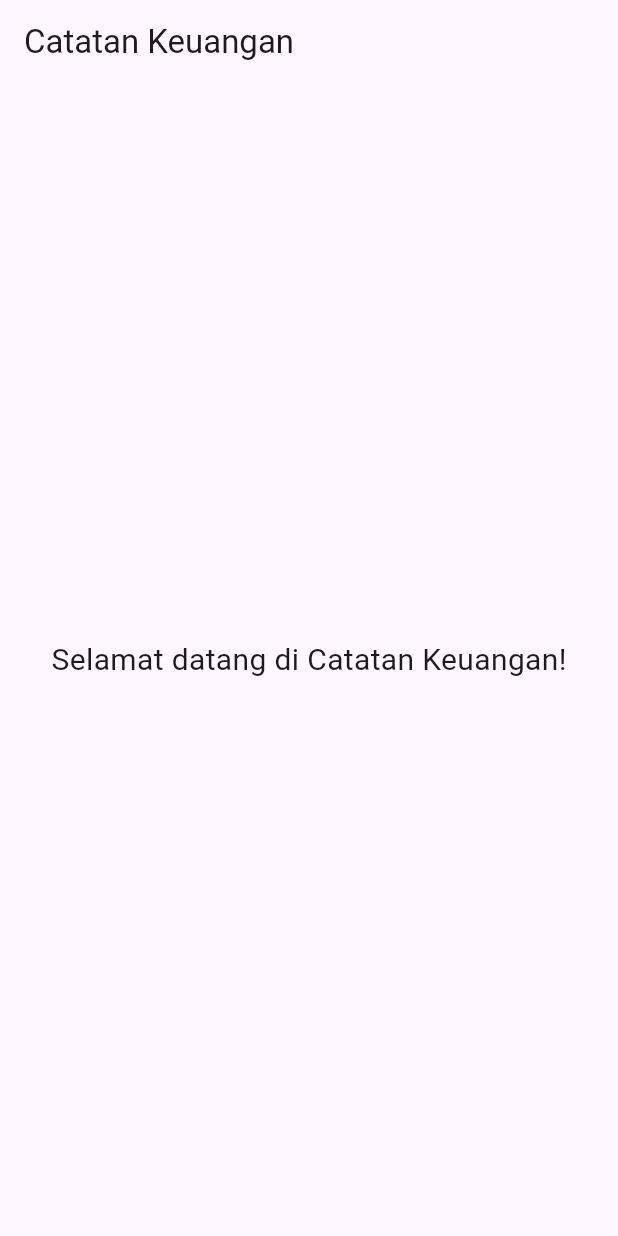
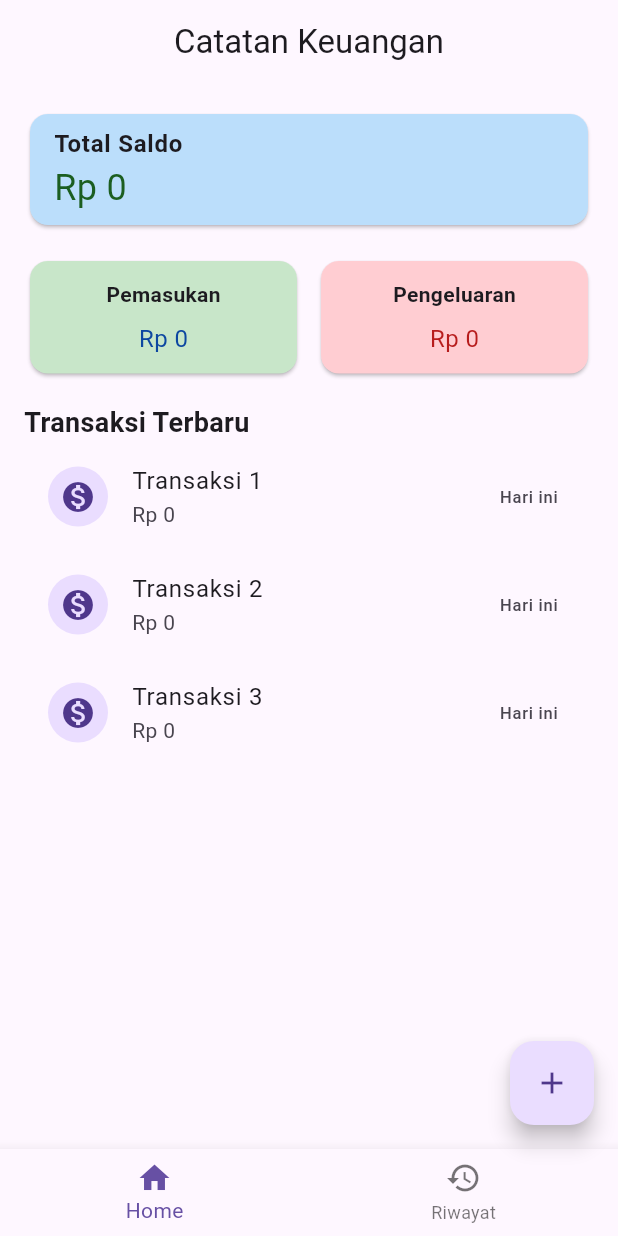
Before and after one commit to Slmnalfrs/catatan_keuangan, a Flutter app: the screen it shows after launch, on a phone screen of 412 x 824 dp. Run offline on Flutter 3.47's test engine with Material 3 defaults, Android fonts, the phone set to English and light mode, and no system bars.

Commit message:
UI awal home page dan menambahkan bottom

```diff
--- a/lib/pages/home_page.dart
+++ b/lib/pages/home_page.dart
@@ -1,17 +1,107 @@
 import 'package:flutter/material.dart';
 
-class HomePage extends StatelessWidget {
+class HomePage extends StatefulWidget {
+  @override
+  _HomePageState createState() => _HomePageState();
+}
+
+class _HomePageState extends State<HomePage> {
+  int _selectedIndex = 0;
+
   @override
   Widget build(BuildContext context) {
     return Scaffold(
       appBar: AppBar(
         title: Text('Catatan Keuangan'),
+        centerTitle: true,
       ),
-      body: Center(
-        child: Text(
-          'Selamat datang di Catatan Keuangan!',
-          style: TextStyle(fontSize: 20),
+      body: Padding(
+        padding: const EdgeInsets.all(16.0),
+        child: Column(
+          crossAxisAlignment: CrossAxisAlignment.start,
+          children: [
+            Card(
+              color: Colors.blue[100],
+              child: ListTile(
+                title: Text('Total Saldo', style: TextStyle(fontWeight: FontWeight.bold)),
+                subtitle: Text('Rp 0', style: TextStyle(fontSize: 24, color: Colors.green[900])),
+              ),
+            ),
+            SizedBox(height: 16),
+            Row(
+              children: [
+                Expanded(
+                  child: Card(
+                    color: Colors.green[100],
+                    child: Padding(
+                      padding: const EdgeInsets.all(12.0),
+                      child: Column(
+                        children: [
+                          Text('Pemasukan', style: TextStyle(fontWeight: FontWeight.bold)),
+                          SizedBox(height: 8),
+                          Text('Rp 0', style: TextStyle(fontSize: 16, color: Colors.blue[900])),
+                        ],
+                      ),
+                    ),
+                  ),
+                ),
+                SizedBox(width: 8),
+                Expanded(
+                  child: Card(
+                    color: Colors.red[100],
+                    child: Padding(
+                      padding: const EdgeInsets.all(12.0),
+                      child: Column(
+                        children: [
+                          Text('Pengeluaran', style: TextStyle(fontWeight: FontWeight.bold)),
+                          SizedBox(height: 8),
+                          Text('Rp 0', style: TextStyle(fontSize: 16, color: Colors.red[900])),
+                        ],
+                      ),
+                    ),
+                  ),
+                ),
+              ],
+            ),
+            SizedBox(height: 16),
+            Text('Transaksi Terbaru', style: TextStyle(fontSize: 18, fontWeight: FontWeight.bold)),
+            Expanded(
+              child: ListView.builder(
+                itemCount: 3,
+                itemBuilder: (context, index) => ListTile(
+                  leading: CircleAvatar(child: Icon(Icons.monetization_on)),
+                  title: Text('Transaksi ${index + 1}'),
+                  subtitle: Text('Rp 0'),
+                  trailing: Text('Hari ini'),
+                ),
+              ),
+            ),
+          ],
         ),
+      ),
+      floatingActionButton: FloatingActionButton(
+        onPressed: () {
+          //navigasi ke tambah transaksi
+        },
+        child: Icon(Icons.add),
+      ),
+      bottomNavigationBar: BottomNavigationBar(
+        currentIndex: _selectedIndex,
+        onTap: (index) {
+          setState(() {
+            _selectedIndex = index;
+          });
+        },
+        items: const [
+          BottomNavigationBarItem(
+            icon: Icon(Icons.home),
+            label: 'Home',
+          ),
+          BottomNavigationBarItem(
+            icon: Icon(Icons.history),
+            label: 'Riwayat',
+          ),
+        ],
       ),
     );
   }
```
